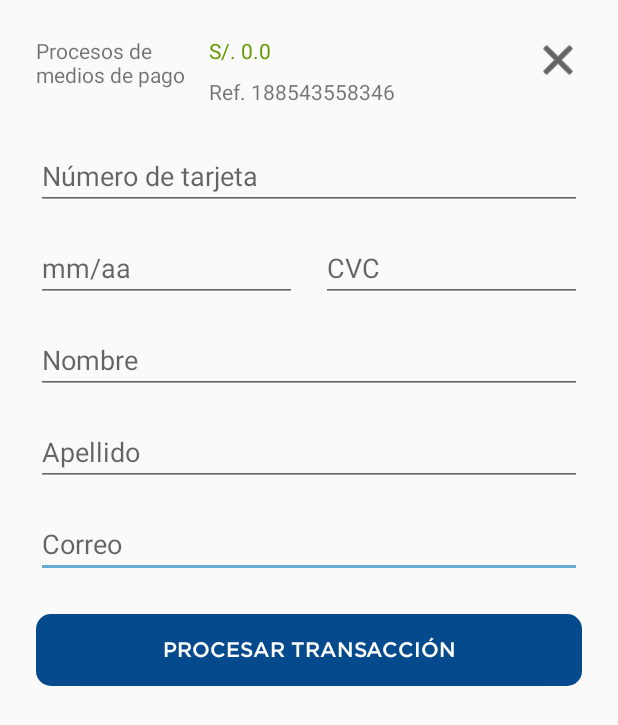
After one commit to BraveQueen05/LimaPassApp, an Android app: the layout payment_dialog_fragment.xml on its own in the app's theme, with its tools: preview values and no code run, on a phone screen of 412 x 824 dp. The commit adds this screen. Shown: the top 725 px of the screen. Run offline under Robolectric (Android 15) with nearby library versions, the light colour scheme and no system bars.

Commit message:
Sprint 5 ready

```diff
--- a/app/src/main/java/flavia/figueroa/limapassapp/ui/host/mycard/MyCardFragment.kt
+++ b/app/src/main/java/flavia/figueroa/limapassapp/ui/host/mycard/MyCardFragment.kt
@@ -4,6 +4,7 @@ import android.content.Intent
 import android.view.LayoutInflater
 import android.view.View
 import android.view.ViewGroup
+import androidx.core.os.bundleOf
 import androidx.databinding.DataBindingUtil
 import flavia.figueroa.limapassapp.R
 import flavia.figueroa.limapassapp.databinding.FragmentMyCardBinding
@@ -12,7 +13,7 @@ import flavia.figueroa.limapassapp.ui.BaseViewModel
 import flavia.figueroa.limapassapp.ui.login.LoginActivity
 import kotlinx.android.synthetic.main.fragment_my_card.*
 
-class MyCardFragment : BaseFragment(), IRecharge {
+class MyCardFragment : BaseFragment(), IRecharge, IPayment {
     override fun getLayout(): Int = R.layout.fragment_my_card
 
     override fun getViewModel(): BaseViewModel? = null
@@ -40,7 +41,14 @@ class MyCardFragment : BaseFragment(), IRecharge {
     override fun observeViewModel() {
     }
 
-    override fun recharge(amount: Int) {
-        this.amount.text = "S/ "+ amount
+    override fun passToPayment(amount: Double) {
+        val df = PaymentDialogFragment(this)
+        val bundle = bundleOf("AMOUNT" to amount)
+        df.arguments = bundle
+        df.show(childFragmentManager, PaymentDialogFragment::class.toString())
+    }
+
+    override fun success(amount: Double) {
+        this.amount.text = "S/ $amount"
     }
 }
--- /dev/null
+++ b/app/src/main/java/flavia/figueroa/limapassapp/ui/host/mycard/PaymentDialogFragment.kt
@@ -0,0 +1,62 @@
+package flavia.figueroa.limapassapp.ui.host.mycard
+
+import android.os.Bundle
+import android.view.LayoutInflater
+import android.view.View
+import android.view.ViewGroup
+import android.widget.Toast
+import androidx.fragment.app.DialogFragment
+import flavia.figueroa.limapassapp.R
+import kotlinx.android.synthetic.main.payment_dialog_fragment.*
+
+/*
+    Created by: Flavia Figueroa
+    Email: ffigueroa@solera.pe
+
+    11/14/20 - 11:15
+    Solera Mobile
+*/
+
+class PaymentDialogFragment(private val listener: IPayment): DialogFragment() {
+
+    var amount: Double = 0.0
+
+    override fun onCreate(savedInstanceState: Bundle?) {
+        super.onCreate(savedInstanceState)
+
+        setStyle(STYLE_NO_TITLE, R.style.DialogFragmentWidth)
+    }
+
+    override fun onCreateView(
+        inflater: LayoutInflater,
+        container: ViewGroup?,
+        savedInstanceState: Bundle?
+    ): View? {
+        arguments?.let {
+            this.amount = it.getDouble("AMOUNT")
+        }
+
+        return inflater.inflate(R.layout.payment_dialog_fragment, container, false)
+    }
+
+    //Simular ingreso de datos de la tarjeta
+    override fun onViewCreated(view: View, savedInstanceState: Bundle?) {
+        super.onViewCreated(view, savedInstanceState)
+
+        tvAmount.text = "S/ $amount"
+
+        btnDone.setOnClickListener {
+            Toast.makeText(context, "Transacción correcta", Toast.LENGTH_SHORT).show()
+            this.listener.success(this.amount)
+            dismiss()
+        }
+
+        btnClose.setOnClickListener{
+            dismiss()
+        }
+    }
+}
+
+interface IPayment{
+    fun success(amount:Double)
+}
--- a/app/src/main/java/flavia/figueroa/limapassapp/ui/host/mycard/RechargeDialogFragment.kt
+++ b/app/src/main/java/flavia/figueroa/limapassapp/ui/host/mycard/RechargeDialogFragment.kt
@@ -37,7 +37,7 @@ class RechargeDialogFragment(private val listener: IRecharge): DialogFragment()
 
         this.btnRechargeDone.setOnClickListener {
             if (!this.edtAmount.text.toString().isEmpty()) {
-                this.listener.recharge(edtAmount.text.toString().toInt())
+                this.listener.passToPayment(edtAmount.text.toString().toDouble())
                 dismiss()
             }else{
                 this.dismiss()
@@ -47,5 +47,5 @@ class RechargeDialogFragment(private val listener: IRecharge): DialogFragment()
 }
 
 interface IRecharge{
-    fun recharge(amount: Int)
+    fun passToPayment(amount: Double)
 }
--- /dev/null
+++ b/app/src/main/res/layout/payment_dialog_fragment.xml
@@ -0,0 +1,153 @@
+<?xml version="1.0" encoding="utf-8"?>
+<androidx.constraintlayout.widget.ConstraintLayout xmlns:android="http://schemas.android.com/apk/res/android"
+    xmlns:app="http://schemas.android.com/apk/res-auto"
+    xmlns:tools="http://schemas.android.com/tools"
+    android:layout_width="match_parent"
+    android:layout_height="wrap_content">
+
+    <EditText
+        android:id="@+id/editTextTextPersonName6"
+        android:layout_width="0dp"
+        android:layout_height="wrap_content"
+        android:layout_marginTop="16dp"
+        android:layout_marginEnd="24dp"
+        android:ems="10"
+        android:hint="@string/card_email_hint"
+        android:inputType="textPersonName"
+        app:layout_constraintEnd_toEndOf="parent"
+        app:layout_constraintStart_toStartOf="@+id/editTextTextPersonName4"
+        app:layout_constraintTop_toBottomOf="@+id/editTextTextPersonName4" />
+
+    <EditText
+        android:id="@+id/editTextTextPersonName5"
+        android:layout_width="0dp"
+        android:layout_height="wrap_content"
+        android:layout_marginTop="16dp"
+        android:layout_marginEnd="24dp"
+        android:ems="10"
+        android:hint="@string/card_name_hint"
+        android:inputType="textPersonName"
+        app:layout_constraintEnd_toEndOf="parent"
+        app:layout_constraintStart_toStartOf="@+id/editTextTextPersonName2"
+        app:layout_constraintTop_toBottomOf="@+id/editTextTextPersonName2" />
+
+    <TextView
+        android:id="@+id/textView8"
+        android:layout_width="wrap_content"
+        android:layout_height="wrap_content"
+        android:layout_marginStart="24dp"
+        android:layout_marginTop="24dp"
+        android:text="@string/title_payment"
+        app:layout_constraintEnd_toStartOf="@+id/tvAmount"
+        app:layout_constraintHorizontal_bias="0.5"
+        app:layout_constraintStart_toStartOf="parent"
+        app:layout_constraintTop_toTopOf="parent" />
+
+    <TextView
+        android:id="@+id/tvAmount"
+        android:layout_width="0dp"
+        android:layout_height="wrap_content"
+        android:layout_marginStart="16dp"
+        android:layout_marginEnd="16dp"
+        android:text="S/. 0.0"
+        android:textColor="@android:color/holo_green_dark"
+        app:layout_constraintEnd_toStartOf="@+id/btnClose"
+        app:layout_constraintHorizontal_bias="0.5"
+        app:layout_constraintStart_toEndOf="@+id/textView8"
+        app:layout_constraintTop_toTopOf="@+id/textView8" />
+
+    <TextView
+        android:id="@+id/textView27"
+        android:layout_width="0dp"
+        android:layout_height="wrap_content"
+        android:layout_marginTop="8dp"
+        android:text="@string/ref_payment"
+        app:layout_constraintEnd_toEndOf="@+id/tvAmount"
+        app:layout_constraintStart_toEndOf="@+id/tvAmount"
+        app:layout_constraintStart_toStartOf="@+id/tvAmount"
+        app:layout_constraintTop_toBottomOf="@+id/tvAmount" />
+
+    <EditText
+        android:id="@+id/editTextTextPersonName"
+        android:layout_width="0dp"
+        android:layout_height="wrap_content"
+        android:layout_marginTop="24dp"
+        android:layout_marginEnd="24dp"
+        android:ems="10"
+        android:hint="@string/card_number_hint"
+        android:inputType="textPersonName"
+        app:layout_constraintEnd_toEndOf="parent"
+        app:layout_constraintStart_toStartOf="@+id/textView8"
+        app:layout_constraintTop_toBottomOf="@+id/textView27" />
+
+    <EditText
+        android:id="@+id/editTextTextPersonName2"
+        android:layout_width="0dp"
+        android:layout_height="wrap_content"
+        android:layout_marginTop="16dp"
+        android:layout_marginEnd="8dp"
+        android:ems="10"
+        android:hint="@string/card_due_date_hint"
+        android:inputType="textPersonName"
+        app:layout_constraintEnd_toStartOf="@+id/editTextTextPersonName3"
+        app:layout_constraintHorizontal_bias="0.5"
+        app:layout_constraintStart_toStartOf="@+id/editTextTextPersonName"
+        app:layout_constraintTop_toBottomOf="@+id/editTextTextPersonName" />
+
+    <EditText
+        android:id="@+id/editTextTextPersonName3"
+        android:layout_width="0dp"
+        android:layout_height="wrap_content"
+        android:layout_marginStart="8dp"
+        android:layout_marginEnd="24dp"
+        android:ems="10"
+        android:hint="@string/card_cvv_hint"
+        android:inputType="textPersonName"
+        app:layout_constraintBottom_toBottomOf="@+id/editTextTextPersonName2"
+        app:layout_constraintEnd_toEndOf="parent"
+        app:layout_constraintHorizontal_bias="0.5"
+        app:layout_constraintStart_toEndOf="@+id/editTextTextPersonName2"
+        app:layout_constraintTop_toTopOf="@+id/editTextTextPersonName2" />
+
+    <EditText
+        android:id="@+id/editTextTextPersonName4"
+        android:layout_width="0dp"
+        android:layout_height="wrap_content"
+        android:layout_marginTop="16dp"
+        android:layout_marginEnd="24dp"
+        android:ems="10"
+        android:hint="@string/card_lastname_hint"
+        android:inputType="textPersonName"
+        app:layout_constraintEnd_toEndOf="parent"
+        app:layout_constraintStart_toStartOf="@+id/editTextTextPersonName5"
+        app:layout_constraintTop_toBottomOf="@+id/editTextTextPersonName5" />
+
+    <Button
+        android:id="@+id/btnDone"
+        android:layout_width="0dp"
+        android:layout_height="wrap_content"
+        android:layout_marginTop="24dp"
+        android:layout_marginBottom="24dp"
+        android:background="@drawable/bg_all_corners_blue"
+        android:text="@string/card_done_hint"
+        android:fontFamily="@font/gmedium"
+        android:textAllCaps="false"
+        android:textColor="@color/white"
+        app:layout_constraintBottom_toBottomOf="parent"
+        app:layout_constraintEnd_toEndOf="@+id/editTextTextPersonName6"
+        app:layout_constraintStart_toStartOf="@+id/editTextTextPersonName6"
+        app:layout_constraintTop_toBottomOf="@+id/editTextTextPersonName6" />
+
+    <ImageButton
+        android:id="@+id/btnClose"
+        android:layout_width="wrap_content"
+        android:layout_height="wrap_content"
+        android:layout_marginTop="24dp"
+        android:layout_marginEnd="24dp"
+        android:background="@android:color/transparent"
+        android:tint="@android:color/black"
+        app:layout_constraintEnd_toEndOf="parent"
+        app:layout_constraintTop_toTopOf="parent"
+        app:srcCompat="@android:drawable/ic_menu_close_clear_cancel" />
+
+</androidx.constraintlayout.widget.ConstraintLayout>
--- a/app/src/main/res/layout/recharge_dialog_fragment.xml
+++ b/app/src/main/res/layout/recharge_dialog_fragment.xml
@@ -54,7 +54,7 @@
                 android:layout_height="wrap_content"
                 android:layout_marginTop="24dp"
                 android:layout_marginBottom="32dp"
-                android:background="@color/colorPrimaryDark"
+                android:background="@drawable/bg_all_corners_blue"
                 android:text="@string/done"
                 android:textAllCaps="false"
                 android:textColor="@color/white"
--- a/app/src/main/res/values/strings.xml
+++ b/app/src/main/res/values/strings.xml
@@ -31,4 +31,15 @@
     <string name="welcome">¡Bienvenido!</string>
     <string name="done">Listo</string>
     <string name="recharge_title">Recargar</string>
+
+    <string name="title_payment">Procesos de\nmedios de pago</string>
+    <string name="ref_payment">Ref. 188543558346</string>
+    <string name="card_number_hint">Número de tarjeta</string>
+    <string name="card_due_date_hint">mm/aa</string>
+    <string name="card_cvv_hint">CVC</string>
+    <string name="card_name_hint">Nombre</string>
+    <string name="card_lastname_hint">Apellido</string>
+    <string name="card_email_hint">Correo</string>
+    <string name="card_num_doc_hint">Nro Doc</string>
+    <string name="card_done_hint">PROCESAR TRANSACCIÓN</string>
 </resources>
```
Also changed, not shown: 1 other file.
